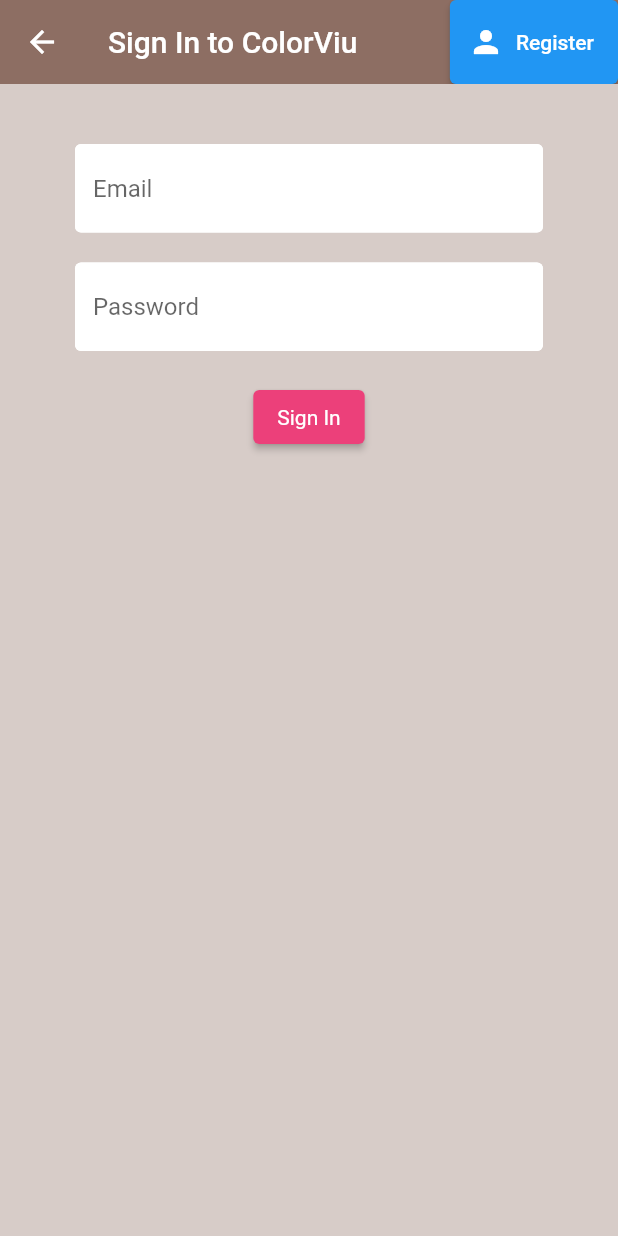
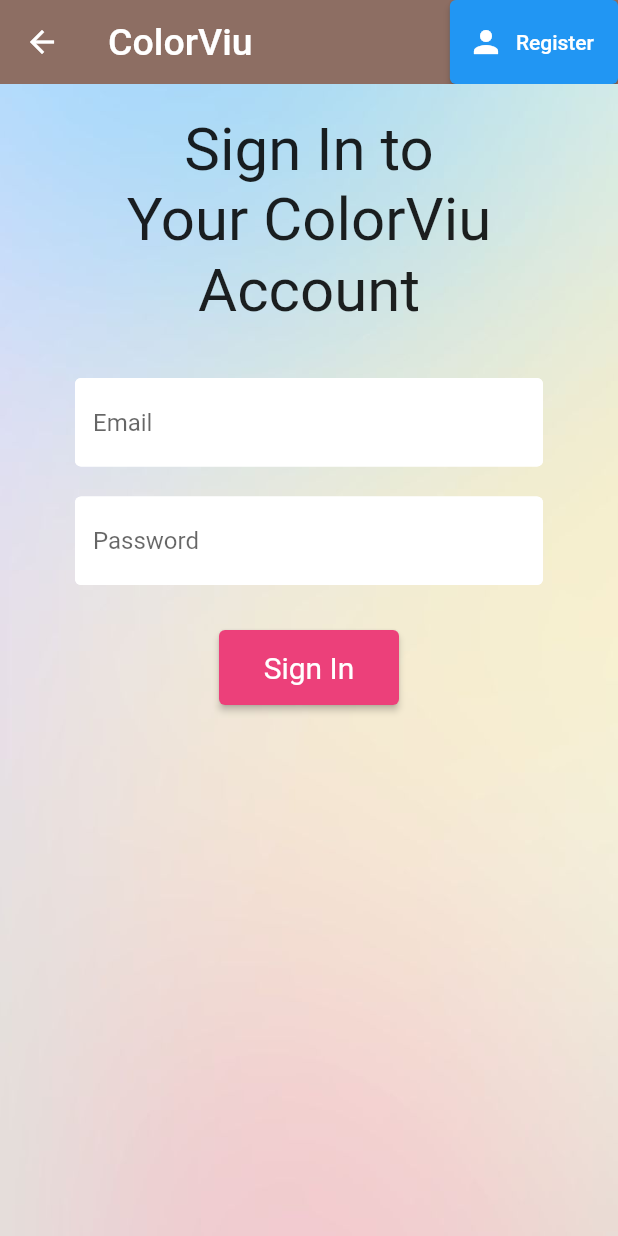
Before and after one commit to Jesh10/ColorViu-MobileApp, a Flutter app: the SignIn screen opened directly with empty values, on a phone screen of 412 x 824 dp. Run offline on Flutter 3.47's test engine with Material 2 defaults, Android fonts, the phone set to English and light mode, and no system bars; our stand-ins replace cloud_firestore, date_field, firebase_auth, firebase_core, flutter_spinkit, get and 2 more; missing offline and left inert: drag_and_drop_gridview; accounts and stored records are empty.

Commit message:
Adjust Register and SignIn

```diff
--- a/lib/screens/authenticate/sign_in.dart
+++ b/lib/screens/authenticate/sign_in.dart
@@ -27,7 +27,12 @@ class _SignInState extends State<SignIn> {
       appBar: AppBar(
         backgroundColor: Colors.brown[400],
         elevation: 0,
-        title: const Text('Sign In to ColorViu'),
+        title: const Text(
+          'ColorViu',
+          style: TextStyle(
+            fontSize: 25,
+          ),
+        ),
         actions: [
           ElevatedButton.icon(
               icon: const Icon(Icons.person),
@@ -37,9 +42,27 @@ class _SignInState extends State<SignIn> {
               }),
         ],
       ),
-      body: Container(
+      body: SingleChildScrollView(
+        child: Container(
           padding: const EdgeInsets.symmetric(vertical: 20, horizontal: 50),
-          child: Form(
+          height: 900,
+          width: double.infinity,
+          decoration: const BoxDecoration(
+            image: DecorationImage(
+              image: AssetImage("assets/background.jpg"),
+              fit: BoxFit.cover),
+          ),
+          child: Column(
+            children: [
+              const Text(
+                'Sign In to \n' 'Your ColorViu Account',
+                style: TextStyle(
+                  fontSize: 40,
+                ),
+                textAlign: TextAlign.center,
+              ),
+              const SizedBox(height: 15),
+              Form(
                 key: _formKey,
                 child: Column(
                   children: [
@@ -64,8 +87,11 @@ class _SignInState extends State<SignIn> {
                         setState(() => password = val);
                       },
                     ),
-                  const SizedBox(height: 20),
-                  ElevatedButton(
+                    const SizedBox(height: 30),
+                    SizedBox(
+                      height: 50,
+                      width: 120,
+                      child: ElevatedButton(
                         style: ButtonStyle(
                             backgroundColor:
                                 MaterialStateProperty.all<Color>(Colors.pink[400]!),
@@ -84,7 +110,13 @@ class _SignInState extends State<SignIn> {
                             }
                           }
                         },
-                    child: const Text('Sign In'),
+                        child: const Text(
+                          'Sign In',
+                          style: TextStyle(
+                            fontSize: 20
+                          ),
+                        ),
+                      ),
                     ),
                     const SizedBox(height: 12),
                     Text(
@@ -92,7 +124,12 @@ class _SignInState extends State<SignIn> {
                       style: const TextStyle(color: Colors.red, fontSize: 14),
                     )
                   ],
-              ))),
+                )
+              ),
+            ],
+          )
+        ),
+      )
     );
   }
 }
```
Also changed, not shown: lib/screens/authenticate/register.dart (+47 -12 lines), lib/tests/cdt.dart (+1 -0 lines). Lines whose indentation alone changed are shown as unchanged.
